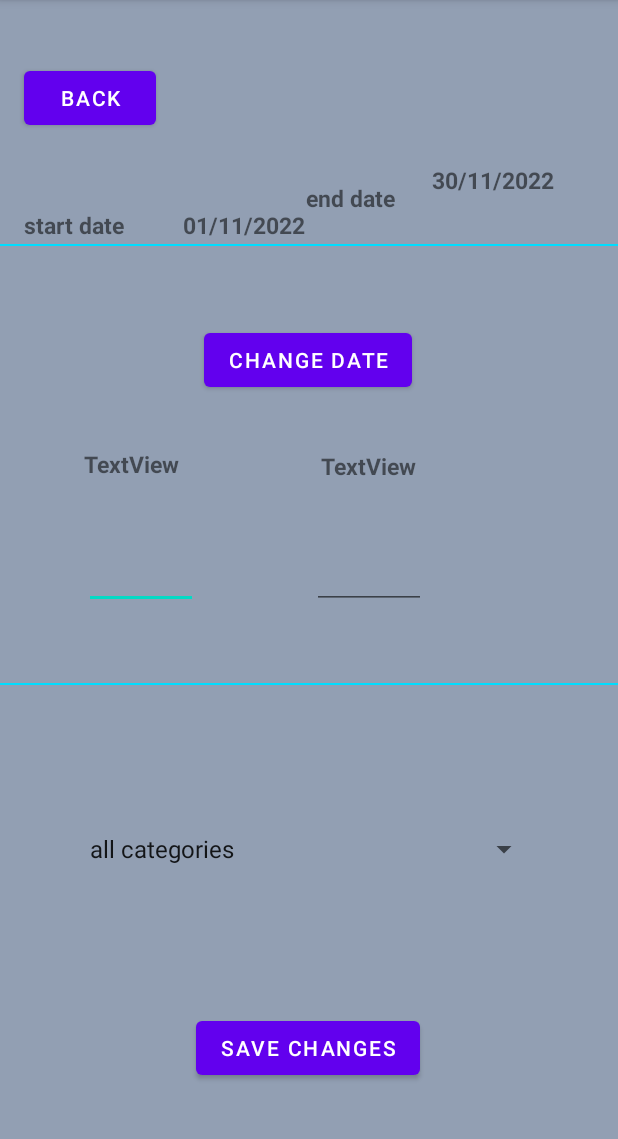
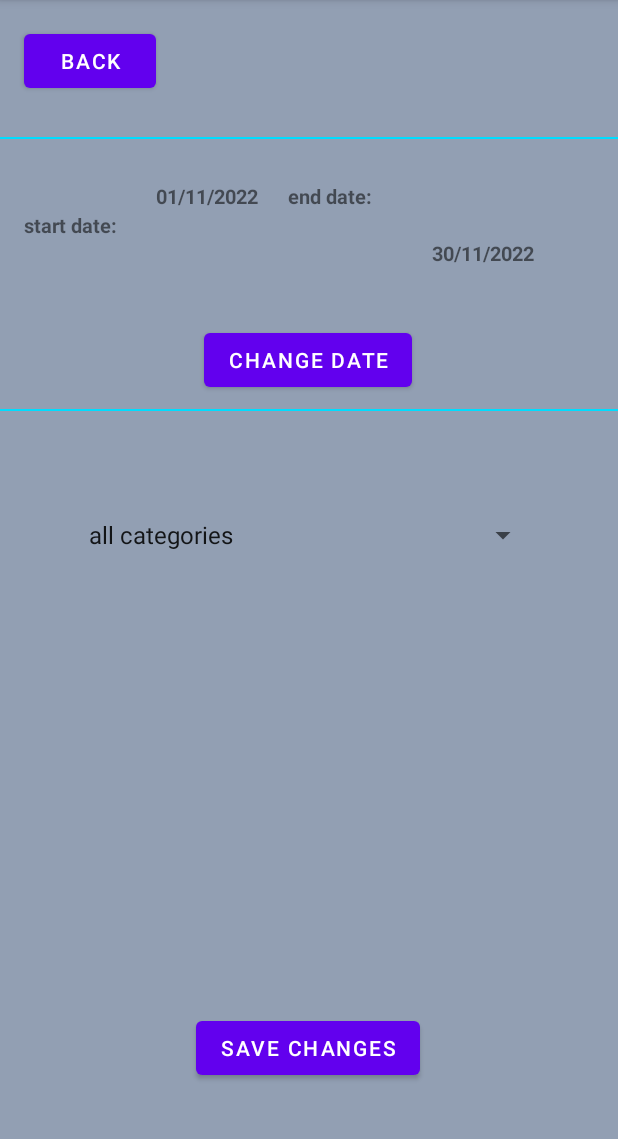
Before and after one commit to danielshapira1/MyFinance, an Android app: the FilterActivity screen opened directly, with no data from a screen before it, on a phone screen of 412 x 824 dp, the part 84-1223 px from its top. Run offline under Robolectric (Android 15) with nearby library versions, the phone set to English and light mode, and no system bars.

Commit message:
v1.12 updated the main screen  update date logic  added filter by category

```diff
--- a/app/src/main/java/com/example/myfinance/FilterActivity.java
+++ b/app/src/main/java/com/example/myfinance/FilterActivity.java
@@ -49,6 +49,7 @@ public class FilterActivity extends AppCompatActivity {
 
 
         Button button = findViewById(R.id.back);
+        Button save = findViewById(R.id.saveChange);
         Button searchDate = findViewById(R.id.searchDate);
         startDateTV = findViewById(R.id.startDateTV);
         endDateTV = findViewById(R.id.endDateTV);
@@ -112,6 +113,14 @@ public class FilterActivity extends AppCompatActivity {
 
             }
         });
+        save.setOnClickListener(new View.OnClickListener() {
+            @Override
+            public void onClick(View view) {
+                Intent intent = new Intent(FilterActivity.this, MainScreen.class);
+                startActivity(intent);
+
+            }
+        });
         ArrayAdapter aa = new ArrayAdapter(this, android.R.layout.simple_spinner_item, categories);
         aa.setDropDownViewResource(android.R.layout.simple_spinner_dropdown_item);
         category.setAdapter(aa);
--- a/app/src/main/java/com/example/myfinance/MainScreen.java
+++ b/app/src/main/java/com/example/myfinance/MainScreen.java
@@ -31,7 +31,6 @@ import java.time.LocalDate;
 import java.time.format.DateTimeFormatter;
 import java.time.temporal.TemporalAdjusters;
 import java.util.ArrayList;
-import java.util.Date;
 import java.util.Objects;
 
 public class MainScreen extends AppCompatActivity {
@@ -64,7 +63,7 @@ public class MainScreen extends AppCompatActivity {
         dbRef = database.getReference("payments").child("newPayment");
         currentUserUid = auth.getCurrentUser().getUid().toString();
         Button moveToPaymentScreen = (Button) findViewById(R.id.createNewPayment);
-        Button moveToCalenderScreen = (Button) findViewById(R.id.calender);
+        Button moveToCalenderScreen = (Button) findViewById(R.id.filters);
         LocalDate firstOfMonth = LocalDate.now().withDayOfMonth(1);
         LocalDate lastOfMonth = LocalDate.now().with(TemporalAdjusters.lastDayOfMonth());
         DateTimeFormatter formatter = DateTimeFormatter.ofPattern("dd/MM/yyyy");
--- a/app/src/main/java/com/example/myfinance/NewPaymentScreen.java
+++ b/app/src/main/java/com/example/myfinance/NewPaymentScreen.java
@@ -28,7 +28,7 @@ import java.util.ArrayList;
 import java.util.Calendar;
 
 public class NewPaymentScreen extends AppCompatActivity implements AdapterView.OnItemSelectedListener {
-    String[] categories = {"food", "home", "shopping", "Other"};
+    String[] categories = {"food", "home", "shopping", "other"};
 
 
     private ActivityNewPaymentBinding binding;
--- a/app/src/main/res/layout/activity_filter.xml
+++ b/app/src/main/res/layout/activity_filter.xml
@@ -21,36 +21,47 @@
         app:layout_constraintHorizontal_bias="0.049"
         app:layout_constraintStart_toStartOf="parent"
         app:layout_constraintTop_toTopOf="parent"
-        app:layout_constraintVertical_bias="0.057" />
+        app:layout_constraintVertical_bias="0.023" />
 
+    <View
+        android:id="@+id/view"
+        style="@style/Divider"
+        android:background="@android:color/holo_blue_bright"
+        app:layout_constraintBottom_toBottomOf="parent"
+        app:layout_constraintEnd_toEndOf="parent"
+        app:layout_constraintHorizontal_bias="0.0"
+        app:layout_constraintStart_toStartOf="parent"
+        app:layout_constraintTop_toTopOf="parent"
+        app:layout_constraintVertical_bias="0.356" />
 
     <TextView
         android:id="@+id/startDateTV"
         android:layout_width="wrap_content"
         android:layout_height="wrap_content"
 
-        android:layout_marginStart="122dp"
+        android:layout_marginStart="104dp"
         android:layout_marginTop="121dp"
         android:layout_marginBottom="590dp"
-        android:textSize="15sp"
-        android:textStyle="bold"
-        app:layout_constraintBottom_toBottomOf="parent"
-        app:layout_constraintStart_toStartOf="parent"
-        app:layout_constraintTop_toTopOf="parent" />
-
-    <TextView
-        android:id="@+id/endDateTV"
-        android:layout_width="104dp"
-        android:layout_height="32dp"
-        android:layout_marginStart="288dp"
-        android:layout_marginTop="109dp"
-        android:layout_marginBottom="590dp"
-        android:textSize="15sp"
+        android:textSize="13sp"
         android:textStyle="bold"
         app:layout_constraintBottom_toBottomOf="parent"
         app:layout_constraintStart_toStartOf="parent"
         app:layout_constraintTop_toTopOf="parent"
         app:layout_constraintVertical_bias="0.0" />
+
+    <TextView
+        android:id="@+id/endDateTV"
+        android:layout_width="wrap_content"
+        android:layout_height="wrap_content"
+        android:layout_marginStart="288dp"
+        android:layout_marginTop="121dp"
+        android:layout_marginBottom="590dp"
+        android:textSize="13sp"
+        android:textStyle="bold"
+        app:layout_constraintBottom_toBottomOf="parent"
+        app:layout_constraintStart_toStartOf="parent"
+        app:layout_constraintTop_toTopOf="parent"
+        app:layout_constraintVertical_bias="1.0" />
 
     <TextView
         android:id="@+id/startDate"
@@ -59,8 +70,8 @@
         android:layout_marginStart="16dp"
         android:layout_marginTop="121dp"
         android:layout_marginBottom="590dp"
-        android:text="start date"
-        android:textSize="15sp"
+        android:text="start date:"
+        android:textSize="13sp"
         android:textStyle="bold"
         app:layout_constraintBottom_toBottomOf="parent"
         app:layout_constraintStart_toStartOf="parent"
@@ -70,11 +81,11 @@
         android:id="@+id/endDate"
         android:layout_width="wrap_content"
         android:layout_height="wrap_content"
-        android:layout_marginStart="204dp"
+        android:layout_marginStart="192dp"
         android:layout_marginTop="121dp"
         android:layout_marginBottom="590dp"
-        android:text="end date"
-        android:textSize="15sp"
+        android:text="end date:"
+        android:textSize="13sp"
         android:textStyle="bold"
         app:layout_constraintBottom_toBottomOf="parent"
         app:layout_constraintStart_toStartOf="parent"
@@ -86,10 +97,10 @@
         android:background="@android:color/holo_blue_bright"
         app:layout_constraintBottom_toBottomOf="parent"
         app:layout_constraintEnd_toEndOf="parent"
-        app:layout_constraintHorizontal_bias="1.0"
+        app:layout_constraintHorizontal_bias="0.0"
         app:layout_constraintStart_toStartOf="parent"
         app:layout_constraintTop_toTopOf="parent"
-        app:layout_constraintVertical_bias="0.212" />
+        app:layout_constraintVertical_bias="0.119" />
 
     <Button
         android:id="@+id/searchDate"
@@ -103,82 +114,25 @@
         app:layout_constraintHorizontal_bias="0.498"
         app:layout_constraintStart_toStartOf="parent" />
 
-    <TextView
-        android:id="@+id/textView"
-        android:layout_width="78dp"
-        android:layout_height="39dp"
-        android:text="TextView"
-        android:textSize="15sp"
-        android:textStyle="bold"
-        app:layout_constraintBottom_toBottomOf="parent"
-        app:layout_constraintEnd_toStartOf="@+id/textView2"
-        app:layout_constraintHorizontal_bias="0.41"
-        app:layout_constraintStart_toStartOf="parent"
-        app:layout_constraintTop_toTopOf="parent"
-        app:layout_constraintVertical_bias="0.41" />
-
-    <TextView
-        android:id="@+id/textView2"
-        android:layout_width="66dp"
-        android:layout_height="40dp"
-        android:layout_marginStart="214dp"
-        android:layout_marginTop="292dp"
-        android:layout_marginBottom="420dp"
-        android:text="TextView"
-        android:textSize="15sp"
-        android:textStyle="bold"
-        app:layout_constraintBottom_toBottomOf="parent"
-        app:layout_constraintStart_toStartOf="parent"
-        app:layout_constraintTop_toTopOf="parent" />
-
-    <EditText
-        android:id="@+id/editTextNumber"
-        android:layout_width="76dp"
-        android:layout_height="43dp"
-        android:layout_marginStart="56dp"
-        android:ems="10"
-        android:inputType="number"
-        app:layout_constraintBottom_toBottomOf="parent"
-        app:layout_constraintStart_toStartOf="parent"
-        app:layout_constraintTop_toTopOf="parent" />
-
-    <EditText
-        android:id="@+id/editTextNumber2"
-        android:layout_width="76dp"
-        android:layout_height="43dp"
-        android:layout_marginEnd="128dp"
-        android:ems="10"
-        android:inputType="number"
-        app:layout_constraintBottom_toBottomOf="parent"
-        app:layout_constraintEnd_toEndOf="parent"
-        app:layout_constraintTop_toTopOf="parent" />
 
     <Spinner
         android:id="@+id/category"
         android:layout_width="308dp"
         android:layout_height="wrap_content"
         android:layout_gravity="center"
+        android:layout_marginBottom="272dp"
         android:hint="category"
+
         android:selectAllOnFocus="true"
-        app:layout_constraintBottom_toTopOf="@+id/button2"
+        app:layout_constraintBottom_toTopOf="@+id/saveChange"
         app:layout_constraintEnd_toEndOf="parent"
+        app:layout_constraintHorizontal_bias="0.495"
         app:layout_constraintStart_toStartOf="parent"
-        app:layout_constraintTop_toBottomOf="@+id/view" />
-
-
-    <View
-        android:id="@+id/view"
-        style="@style/Divider"
-        android:background="@android:color/holo_blue_bright"
-        app:layout_constraintBottom_toBottomOf="parent"
-        app:layout_constraintEnd_toEndOf="parent"
-        app:layout_constraintHorizontal_bias="0.0"
-        app:layout_constraintStart_toStartOf="parent"
-        app:layout_constraintTop_toTopOf="parent"
-        app:layout_constraintVertical_bias="0.594" />
+        app:layout_constraintTop_toBottomOf="@+id/view"
+        app:layout_constraintVertical_bias="0.674" />
 
     <Button
-        android:id="@+id/button2"
+        android:id="@+id/saveChange"
         android:layout_width="wrap_content"
         android:layout_height="wrap_content"
         android:text="save changes"
--- a/app/src/main/res/layout/activity_main_screen.xml
+++ b/app/src/main/res/layout/activity_main_screen.xml
@@ -22,10 +22,10 @@
         app:layout_constraintVertical_bias="0.039" />
 
     <Button
-        android:id="@+id/calender"
+        android:id="@+id/filters"
         android:layout_width="wrap_content"
         android:layout_height="wrap_content"
-        android:text="change dates"
+        android:text="change filters"
         app:layout_constraintBottom_toBottomOf="parent"
         app:layout_constraintEnd_toStartOf="@+id/createNewPayment"
         app:layout_constraintHorizontal_bias="0.111"
@@ -121,7 +121,7 @@
         app:layout_constraintEnd_toEndOf="parent"
         app:layout_constraintHorizontal_bias="0.045"
         app:layout_constraintStart_toStartOf="parent"
-        app:layout_constraintTop_toBottomOf="@+id/calender"
+        app:layout_constraintTop_toBottomOf="@+id/filters"
         app:layout_constraintVertical_bias="0.755" />
 
     <TextView
@@ -134,7 +134,7 @@
         app:layout_constraintEnd_toEndOf="parent"
         app:layout_constraintHorizontal_bias="0.046"
         app:layout_constraintStart_toStartOf="parent"
-        app:layout_constraintTop_toBottomOf="@+id/calender"
+        app:layout_constraintTop_toBottomOf="@+id/filters"
         app:layout_constraintVertical_bias="0.02" />
 
     <TextView
@@ -147,7 +147,7 @@
         app:layout_constraintEnd_toEndOf="parent"
         app:layout_constraintHorizontal_bias="0.25"
         app:layout_constraintStart_toStartOf="parent"
-        app:layout_constraintTop_toBottomOf="@+id/calender"
+        app:layout_constraintTop_toBottomOf="@+id/filters"
         app:layout_constraintVertical_bias="0.755" />
 
     <TextView
@@ -160,7 +160,7 @@
         app:layout_constraintEnd_toEndOf="parent"
         app:layout_constraintHorizontal_bias="0.25"
         app:layout_constraintStart_toStartOf="parent"
-        app:layout_constraintTop_toBottomOf="@+id/calender"
+        app:layout_constraintTop_toBottomOf="@+id/filters"
         app:layout_constraintVertical_bias="0.02" />
 
     <TextView
@@ -173,7 +173,7 @@
         app:layout_constraintEnd_toEndOf="parent"
         app:layout_constraintHorizontal_bias="0.498"
         app:layout_constraintStart_toStartOf="parent"
-        app:layout_constraintTop_toBottomOf="@+id/calender"
+        app:layout_constraintTop_toBottomOf="@+id/filters"
         app:layout_constraintVertical_bias="0.02" />
 
 
--- a/app/src/main/res/layout/activity_new_payment.xml
+++ b/app/src/main/res/layout/activity_new_payment.xml
@@ -11,8 +11,11 @@
         android:id="@+id/backToMainScreen"
         android:layout_width="wrap_content"
         android:layout_height="wrap_content"
-        android:text="back"
-        />
+        android:layout_alignParentStart="true"
+        android:layout_alignParentTop="true"
+        android:layout_marginStart="22dp"
+        android:layout_marginTop="13dp"
+        android:text="back" />
 
     <com.google.android.material.textfield.TextInputLayout
         android:id="@+id/costTIL"
@@ -57,9 +60,10 @@
         <Spinner
             android:id="@+id/category"
             android:layout_width="308dp"
-            android:layout_height="wrap_content"
+            android:layout_height="25dp"
             android:layout_gravity="center"
             android:hint="category"
+
             android:selectAllOnFocus="true" />
     </com.google.android.material.textfield.TextInputLayout>
 
```
